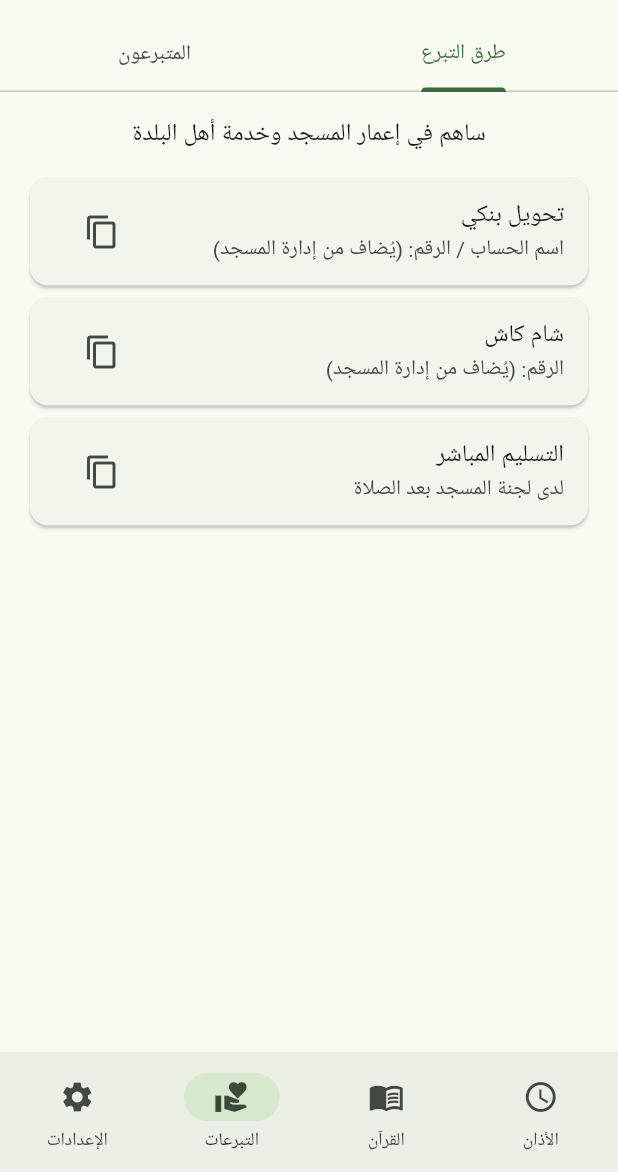
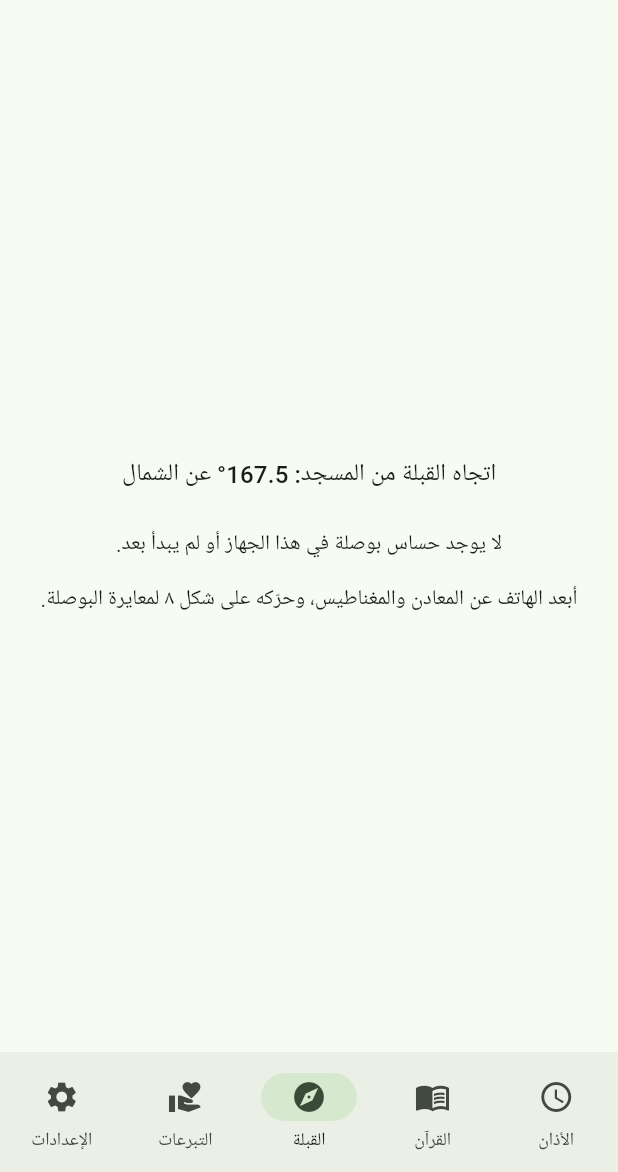
Before and after one commit to mohamedal2min-u/kansafra-mosque-app, a Flutter app: the screen it shows after launch, item 3 of the bottom bar chosen, on a phone screen of 412 x 824 dp, the part 64-1236 px from its top. Run offline on Flutter 3.47's test engine with Material 3 defaults, Android fonts, the phone set to English and light mode, and no system bars; our stand-ins replace adhan, flutter_compass, flutter_local_notifications, hijri, just_audio, shared_preferences and 1 more; project files that could hold a hidden picture were left out.

Commit message:
Add next-prayer countdown, Hijri date and Qibla screen
Co-Authored-By: Claude Sonnet 5.5 <noreply@anthropic.com>
Claude-Session: https://claude.ai/code/session_01XkGBCwJKScyzzPNe4HDGLL

```diff
--- a/lib/main.dart
+++ b/lib/main.dart
@@ -6,6 +6,7 @@ import 'config.dart';
 import 'services/adhan_service.dart';
 import 'quran/quran_home.dart';
 import 'screens/donations_screen.dart';
+import 'screens/qibla_screen.dart';
 import 'screens/settings_screen.dart';
 import 'screens/prayer_times_screen.dart';
 
@@ -51,7 +52,7 @@ class HomeShell extends StatefulWidget {
 
 class _HomeShellState extends State<HomeShell> {
   int _index = 0;
-  static const _pages = [PrayerTimesScreen(), QuranHome(), DonationsScreen(), SettingsScreen()];
+  static const _pages = [PrayerTimesScreen(), QuranHome(), QiblaScreen(), DonationsScreen(), SettingsScreen()];
 
   @override
   Widget build(BuildContext context) {
@@ -64,6 +65,7 @@ class _HomeShellState extends State<HomeShell> {
         destinations: const [
           NavigationDestination(icon: Icon(Icons.access_time), label: 'الأذان'),
           NavigationDestination(icon: Icon(Icons.menu_book), label: 'القرآن'),
+          NavigationDestination(icon: Icon(Icons.explore), label: 'القبلة'),
           NavigationDestination(icon: Icon(Icons.volunteer_activism), label: 'التبرعات'),
           NavigationDestination(icon: Icon(Icons.settings), label: 'الإعدادات'),
         ],
--- /dev/null
+++ b/lib/screens/qibla_screen.dart
@@ -0,0 +1,66 @@
+import 'dart:math';
+
+import 'package:flutter/foundation.dart';
+import 'package:flutter/material.dart';
+import 'package:flutter_compass/flutter_compass.dart';
+
+import '../config.dart';
+import '../services/qibla.dart';
+
+class QiblaScreen extends StatelessWidget {
+  const QiblaScreen({super.key});
+
+  @override
+  Widget build(BuildContext context) {
+    final bearing = qiblaBearing(MosqueConfig.latitude, MosqueConfig.longitude);
+    final hasCompass = !kIsWeb &&
+        (defaultTargetPlatform == TargetPlatform.android || defaultTargetPlatform == TargetPlatform.iOS);
+    return Center(
+      child: Padding(
+        padding: const EdgeInsets.all(24),
+        child: Column(mainAxisSize: MainAxisSize.min, children: [
+          Text('اتجاه القبلة من المسجد: ${bearing.toStringAsFixed(1)}° عن الشمال',
+              style: Theme.of(context).textTheme.titleMedium, textAlign: TextAlign.center),
+          const SizedBox(height: 24),
+          if (hasCompass)
+            StreamBuilder<CompassEvent>(
+              stream: FlutterCompass.events,
+              builder: (context, snap) {
+                final heading = snap.data?.heading;
+                if (heading == null) {
+                  return const Text('لا يوجد حساس بوصلة في هذا الجهاز أو لم يبدأ بعد.');
+                }
+                return _Dial(angle: (bearing - heading) * pi / 180);
+              },
+            )
+          else
+            const Text('البوصلة الحية تعمل على الهاتف فقط.', textAlign: TextAlign.center),
+          const SizedBox(height: 16),
+          const Text('أبعد الهاتف عن المعادن والمغناطيس، وحرّكه على شكل ٨ لمعايرة البوصلة.',
+              textAlign: TextAlign.center),
+        ]),
+      ),
+    );
+  }
+}
+
+class _Dial extends StatelessWidget {
+  final double angle;
+  const _Dial({required this.angle});
+
+  @override
+  Widget build(BuildContext context) {
+    final color = Theme.of(context).colorScheme.primary;
+    return SizedBox(
+      width: 240,
+      height: 240,
+      child: Stack(alignment: Alignment.center, children: [
+        Container(
+          decoration: BoxDecoration(shape: BoxShape.circle, border: Border.all(color: color, width: 3)),
+        ),
+        Transform.rotate(angle: angle, child: Icon(Icons.navigation, size: 150, color: color)),
+        const Positioned(top: 8, child: Icon(Icons.mosque, size: 28)),
+      ]),
+    );
+  }
+}
--- /dev/null
+++ b/lib/services/qibla.dart
@@ -0,0 +1,11 @@
+import 'dart:math';
+
+/// اتجاه القبلة بالدرجات من الشمال الحقيقي (دائرة عظمى نحو الكعبة).
+double qiblaBearing(double lat, double lon) {
+  const kaabaLat = 21.4225, kaabaLon = 39.8262;
+  final p1 = lat * pi / 180, p2 = kaabaLat * pi / 180;
+  final dl = (kaabaLon - lon) * pi / 180;
+  final y = sin(dl) * cos(p2);
+  final x = cos(p1) * sin(p2) - sin(p1) * cos(p2) * cos(dl);
+  return (atan2(y, x) * 180 / pi + 360) % 360;
+}
--- a/pubspec.yaml
+++ b/pubspec.yaml
@@ -18,6 +18,8 @@ dependencies:
   http: ^1.6.0
   just_audio: ^0.10.6
   shared_preferences: ^2.5.6
+  hijri: ^3.0.1
+  flutter_compass: ^0.8.1
 dev_dependencies:
   flutter_test:
     sdk: flutter
```
Also changed, not shown: lib/screens/prayer_times_screen.dart (+71 -21 lines), pubspec.lock.
